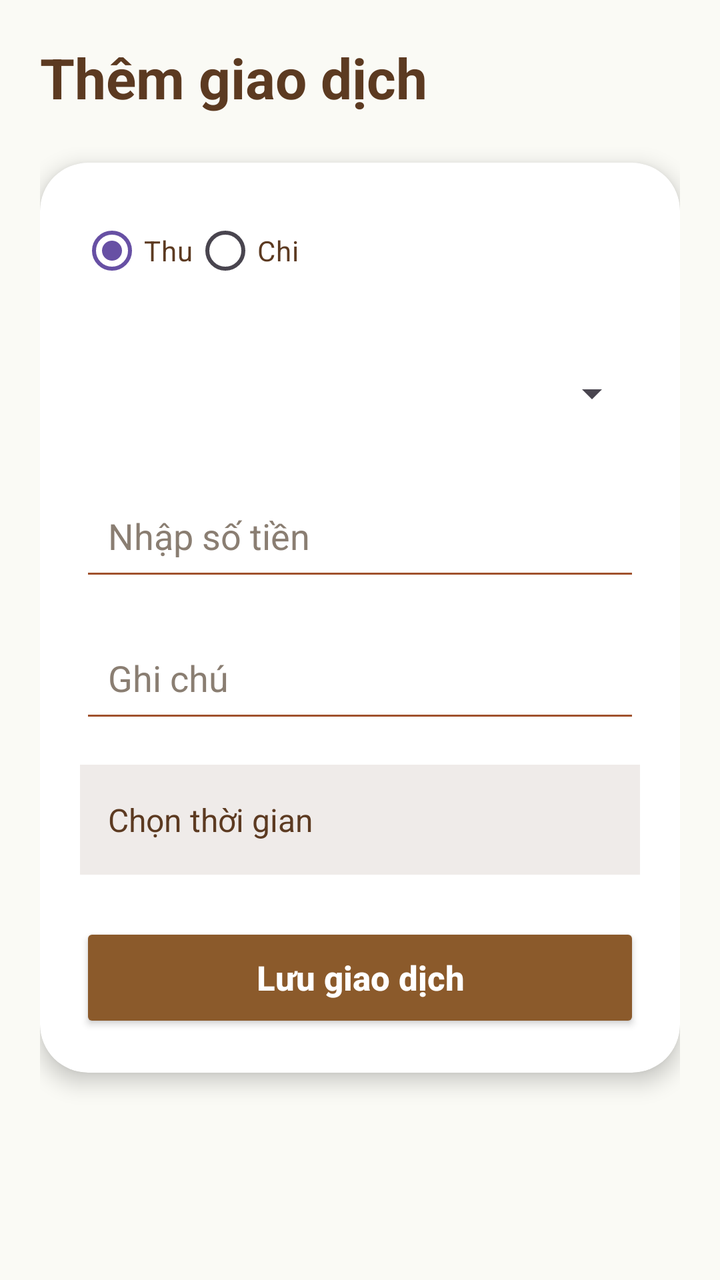
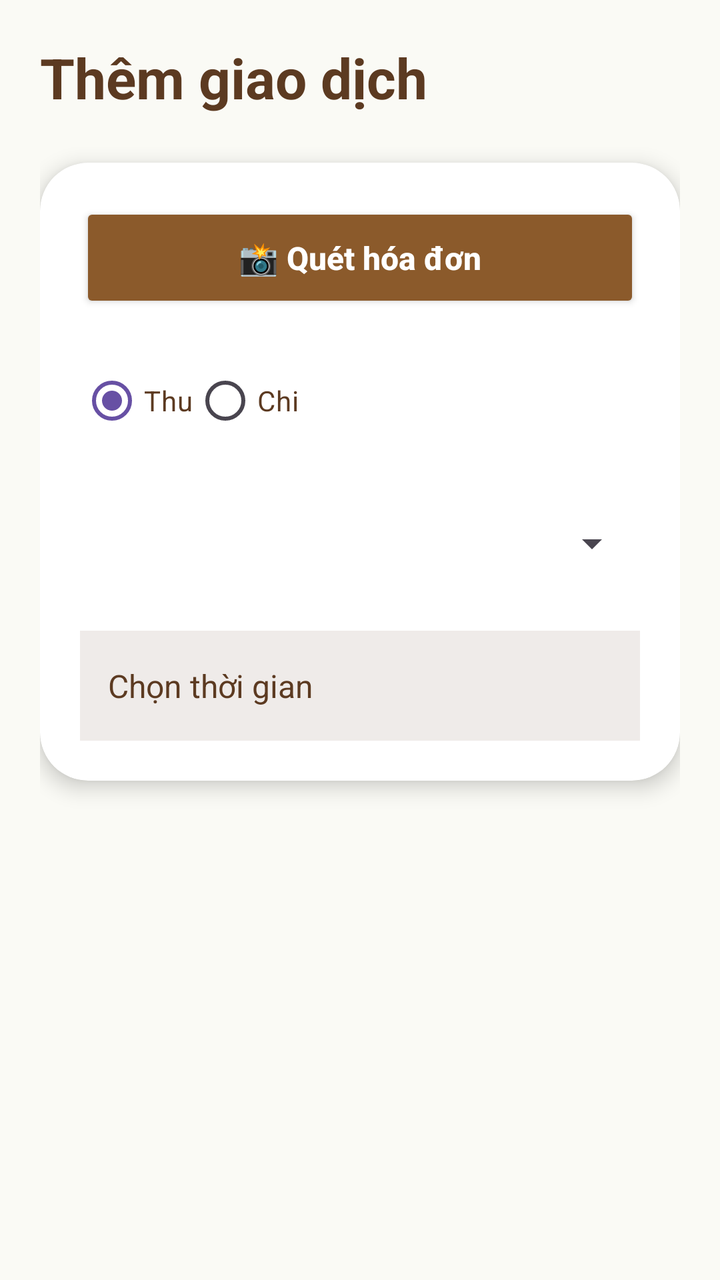

An Android layout rendered at two revisions. The XML below is the earlier revision; the diff shows what the commit changed to produce the second picture.
<!-- AndroidManifest.xml: application theme Theme.MyWallet -->
<!-- res/layout/fragment_add.xml -->
<?xml version="1.0" encoding="utf-8"?>
<androidx.core.widget.NestedScrollView
    xmlns:android="http://schemas.android.com/apk/res/android"
    xmlns:app="http://schemas.android.com/apk/res-auto"
    android:layout_width="match_parent"
    android:layout_height="match_parent"
    android:background="#FAFAFAF5"
    android:padding="20dp"
    android:fillViewport="true">

    <androidx.constraintlayout.widget.ConstraintLayout
        android:layout_width="match_parent"
        android:layout_height="wrap_content">

        <TextView
            android:id="@+id/txtTitle"
            android:layout_width="wrap_content"
            android:layout_height="wrap_content"
            android:text="Thêm giao dịch"
            android:textSize="28sp"
            android:textStyle="bold"
            android:textColor="#5C3A21"
            app:layout_constraintTop_toTopOf="parent"
            app:layout_constraintStart_toStartOf="parent"/>

        <androidx.cardview.widget.CardView
            android:id="@+id/cardForm"
            android:layout_width="0dp"
            android:layout_height="wrap_content"
            android:layout_marginTop="24dp"
            app:cardCornerRadius="24dp"
            app:cardElevation="6dp"
            android:backgroundTint="#FFFFFF"
            app:layout_constraintTop_toBottomOf="@id/txtTitle"
            app:layout_constraintStart_toStartOf="parent"
            app:layout_constraintEnd_toEndOf="parent">

            <LinearLayout
                android:layout_width="match_parent"
                android:layout_height="wrap_content"
                android:orientation="vertical"
                android:padding="20dp">

                <RadioGroup
                    android:id="@+id/radioType"
                    android:layout_width="wrap_content"
                    android:layout_height="wrap_content"
                    android:orientation="horizontal">

                    <RadioButton
                        android:id="@+id/rbIncome"
                        android:layout_width="wrap_content"
                        android:layout_height="wrap_content"
                        android:text="Thu"
                        android:textColor="#5C3A21"
                        android:buttonTint="#8B5A2B"
                        android:checked="true"/>

                    <RadioButton
                        android:id="@+id/rbExpense"
                        android:layout_width="wrap_content"
                        android:layout_height="wrap_content"
                        android:text="Chi"
                        android:textColor="#5C3A21"
                        android:buttonTint="#8B5A2B"/>
                </RadioGroup>

                <Spinner
                    android:id="@+id/spCategory"
                    android:layout_width="match_parent"
                    android:layout_height="55dp"
                    android:layout_marginTop="20dp"/>

                <EditText
                    android:id="@+id/edtNewCategory"
                    android:layout_width="match_parent"
                    android:layout_height="55dp"
                    android:layout_marginTop="16dp"
                    android:hint="Nhập danh mục mới"
                    android:padding="14dp"
                    android:backgroundTint="#A0522D"
                    android:textColor="#5C3A21"
                    android:textColorHint="#8A7E72"
                    android:visibility="gone"/>

                <Button
                    android:id="@+id/btnAddCategory"
                    android:layout_width="match_parent"
                    android:layout_height="55dp"
                    android:layout_marginTop="12dp"
                    android:backgroundTint="#A0522D"
                    android:text="Thêm danh mục"
                    android:textAllCaps="false"
                    android:textSize="16sp"
                    android:textStyle="bold"
                    android:textColor="#FFFFFF"
                    android:visibility="gone"/>

                <EditText
                    android:id="@+id/edtAmount"
                    android:layout_width="match_parent"
                    android:layout_height="55dp"
                    android:layout_marginTop="16dp"
                    android:hint="Nhập số tiền"
                    android:inputType="number"
                    android:padding="14dp"
                    android:backgroundTint="#A0522D"
                    android:textColor="#5C3A21"
                    android:textColorHint="#8A7E72"
                    android:visibility="visible"/>

                <EditText
                    android:id="@+id/edtNote"
                    android:layout_width="match_parent"
                    android:layout_height="55dp"
                    android:layout_marginTop="16dp"
                    android:hint="Ghi chú"
                    android:padding="14dp"
                    android:backgroundTint="#A0522D"
                    android:textColor="#5C3A21"
                    android:textColorHint="#8A7E72"
                    android:visibility="visible"/>

                <TextView
                    android:id="@+id/txtDate"
                    android:layout_width="match_parent"
                    android:layout_height="55dp"
                    android:layout_marginTop="16dp"
                    android:background="#EFEBE9"
                    android:gravity="center_vertical"
                    android:paddingHorizontal="14dp"
                    android:text="Chọn thời gian"
                    android:textColor="#5C3A21"
                    android:textSize="16sp"
                    android:clickable="true"
                    android:focusable="true"
                    android:visibility="visible"/>

                <Button
                    android:id="@+id/btnSave"
                    android:layout_width="match_parent"
                    android:layout_height="55dp"
                    android:layout_marginTop="24dp"
                    android:backgroundTint="#8B5A2B"
                    android:text="Lưu giao dịch"
                    android:textAllCaps="false"
                    android:textSize="17sp"
                    android:textStyle="bold"
                    android:textColor="#FFFFFF"
                    android:visibility="visible"/>

            </LinearLayout>

        </androidx.cardview.widget.CardView>

    </androidx.constraintlayout.widget.ConstraintLayout>

</androidx.core.widget.NestedScrollView>
<!-- resources referenced by this layout -->
<resources>
  <style name="Theme.MyWallet" parent="Base.Theme.MyWallet" />
  <style name="Base.Theme.MyWallet" parent="Theme.Material3.DayNight.NoActionBar">
          
          
      </style>
</resources>

<!-- the commit's change to res/layout/fragment_add.xml (unified diff, before → after) -->
@@ -41,10 +41,30 @@
                 android:orientation="vertical"
                 android:padding="20dp">
 
+                <Button
+                    android:id="@+id/btnScanInvoice"
+                    android:layout_width="match_parent"
+                    android:layout_height="55dp"
+                    android:backgroundTint="#8B5A2B"
+                    android:text="📸 Quét hóa đơn"
+                    android:textAllCaps="false"
+                    android:textSize="16sp"
+                    android:textStyle="bold"
+                    android:textColor="#FFFFFF" />
+
+                <ProgressBar
+                    android:id="@+id/progressBarScan"
+                    style="?android:attr/progressBarStyleHorizontal"
+                    android:layout_width="match_parent"
+                    android:layout_height="wrap_content"
+                    android:layout_marginTop="8dp"
+                    android:indeterminate="true"
+                    android:visibility="gone" />
                 <RadioGroup
                     android:id="@+id/radioType"
                     android:layout_width="wrap_content"
                     android:layout_height="wrap_content"
+                    android:layout_marginTop="20dp"
                     android:orientation="horizontal">
 
                     <RadioButton
@@ -107,7 +127,7 @@
                     android:backgroundTint="#A0522D"
                     android:textColor="#5C3A21"
                     android:textColorHint="#8A7E72"
-                    android:visibility="visible"/>
+                    android:visibility="gone"/>
 
                 <EditText
                     android:id="@+id/edtNote"
@@ -119,7 +139,7 @@
                     android:backgroundTint="#A0522D"
                     android:textColor="#5C3A21"
                     android:textColorHint="#8A7E72"
-                    android:visibility="visible"/>
+                    android:visibility="gone"/>
 
                 <TextView
                     android:id="@+id/txtDate"
@@ -147,12 +167,11 @@
                     android:textSize="17sp"
                     android:textStyle="bold"
                     android:textColor="#FFFFFF"
-                    android:visibility="visible"/>
+                    android:visibility="gone"/>
 
             </LinearLayout>
 
         </androidx.cardview.widget.CardView>
 
     </androidx.constraintlayout.widget.ConstraintLayout>
-
 </androidx.core.widget.NestedScrollView>
